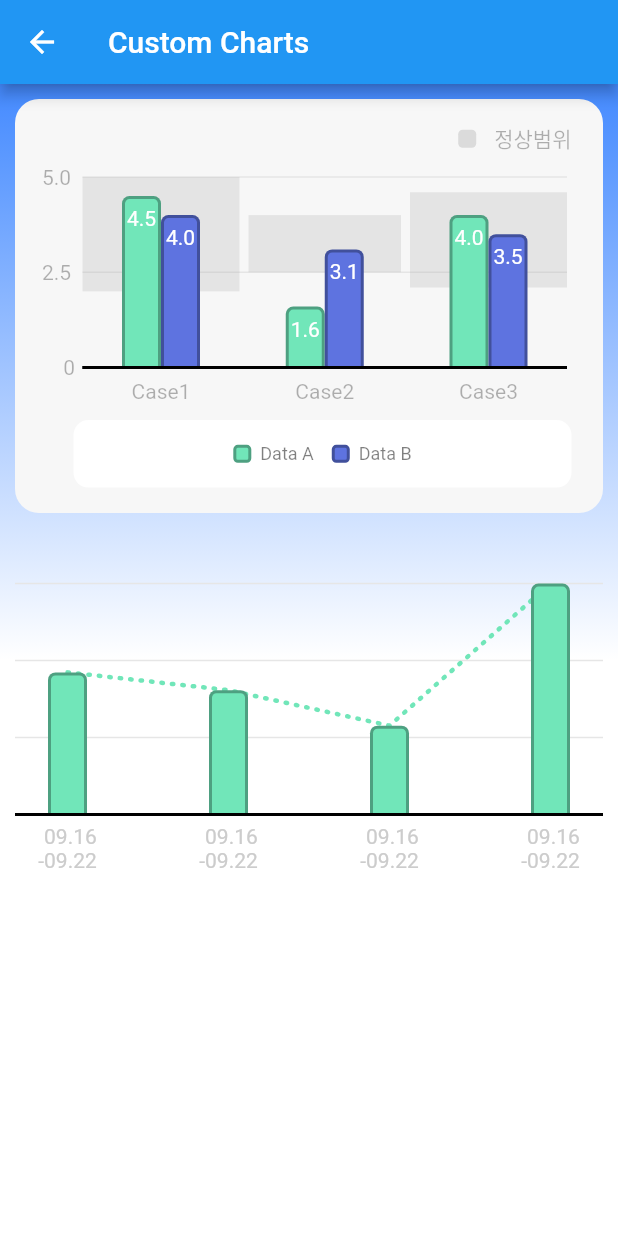
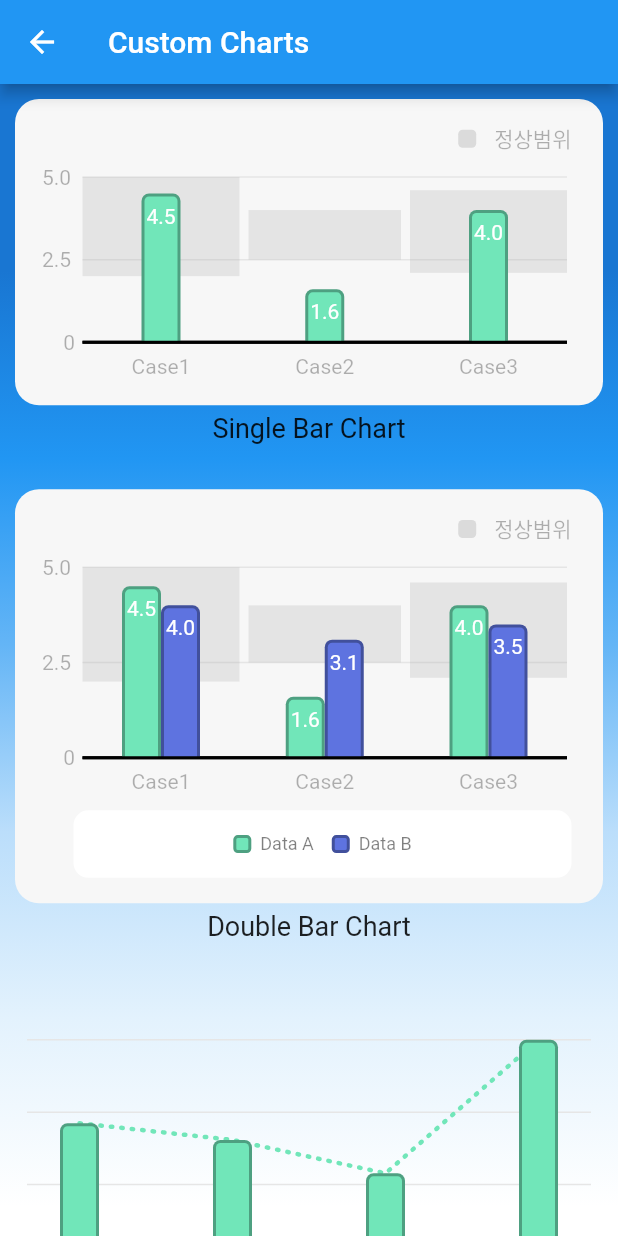
Before and after one commit to WoogearKwon/flutter-note, a Flutter app: the CustomChartScreen screen opened by its route, on a phone screen of 412 x 824 dp. Run offline on Flutter 3.47's test engine with Material 2 defaults, Android fonts, the phone set to English and light mode, and no system bars; our stand-ins replace dio, fluro, get_it, logger, pretty_dio_logger; missing offline and left inert: dart:ffi; generated files the repository leaves out were written again.

Commit message:
[UPDATE] 차트 스크린 디테일 추가

```diff
--- a/lib/presentation/screen/chart/components/double_bar_charts.dart
+++ b/lib/presentation/screen/chart/components/double_bar_charts.dart
@@ -53,7 +53,9 @@ class DoubleBarChartView extends StatelessWidget {
           right: 21,
         ),
         decoration: BoxDecoration(
-            color: Palette.grey01Bg, borderRadius: BorderRadius.circular(16)),
+          color: Palette.grey01Bg,
+          borderRadius: BorderRadius.circular(16),
+        ),
         child: Column(
           children: [
             const _NormalRangeIndicator(),
--- a/lib/presentation/screen/chart/components/lined_bar_chart.dart
+++ b/lib/presentation/screen/chart/components/lined_bar_chart.dart
@@ -79,6 +79,8 @@ class _LinedBarChartViewState extends State<LinedBarChartView> {
   Widget build(BuildContext context) {
     return AspectRatio(
       aspectRatio: defaultAspectRatio,
+      child: Container(
+        color: Palette.transparent,
         child: CustomPaint(
           painter: _ChartPainter(
               chartData: widget.chartData,
@@ -93,6 +95,7 @@ class _LinedBarChartViewState extends State<LinedBarChartView> {
                 setState(() {});
               },
               alertPredicate: widget.alertPredicate),
+        ),
       ),
     );
   }
--- a/lib/presentation/screen/chart/custom_chart.dart
+++ b/lib/presentation/screen/chart/custom_chart.dart
@@ -1,5 +1,4 @@
 import 'package:flutter/material.dart';
-
 import 'package:flutter_note/exports.dart';
 
 export 'components/double_bar_charts.dart';
@@ -15,24 +14,35 @@ class CustomChartScreen extends StatelessWidget {
         title: const Text('Custom Charts'),
       ),
       body: SafeArea(
+        child: SingleChildScrollView(
           child: Container(
-          decoration: const BoxDecoration(
+            decoration: BoxDecoration(
               gradient: LinearGradient(
                 begin: Alignment.topCenter,
                 end: Alignment.bottomCenter,
                 colors: [
-                Colors.blueAccent,
+                  Colors.blue.shade700,
+                  Colors.blue.shade700,
+                  Colors.blue.shade500,
+                  Colors.blue.shade300,
+                  Colors.blue.shade100,
+                  Colors.blue.shade50,
                   Colors.white,
                   Colors.white,
-              ])),
+                ],
+              ),
+            ),
             child: Container(
               margin: const EdgeInsets.all(10),
               child: Column(
                 children: [
+                  _singleBarChart(),
+                  const SizedBox(height: 30),
                   _doubleBarChart(),
-                const SizedBox(height: 20),
+                  const SizedBox(height: 30),
                   _linedBarChart(),
                 ],
+              ),
             ),
           ),
         ),
@@ -40,24 +50,82 @@ class CustomChartScreen extends StatelessWidget {
     );
   }
 
+  Widget _singleBarChart() {
+    return Column(
+      children: [
+        SizedBox(
+          width: double.infinity,
+          child: DoubleBarChartView(
+            chartData: DoubleBarChartData(items: _singleBarChartData),
+          ),
+        ),
+        const SizedBox(height: 5),
+        const Text(
+          'Single Bar Chart',
+          style: TextStyle(fontSize: 18),
+        ),
+      ],
+    );
+  }
+
   Widget _doubleBarChart() {
-    return SizedBox(
+    return Column(
+      children: [
+        SizedBox(
           width: double.infinity,
           child: DoubleBarChartView(
             chartData: DoubleBarChartData(items: _doubleBarChartData),
           ),
+        ),
+        const SizedBox(height: 5),
+        const Text(
+          'Double Bar Chart',
+          style: TextStyle(fontSize: 18),
+        ),
+      ],
     );
   }
 
   Widget _linedBarChart() {
-    return SizedBox(
+    return Column(
+      children: [
+        Container(
+          padding: const EdgeInsets.all(8),
           width: double.infinity,
           child: LinedBarChartView(
             chartData: LinedBarChartData(items: _chartData),
           ),
+        ),
+        const SizedBox(height: 5),
+        const Text(
+          'Lined Bar Chart',
+          style: TextStyle(fontSize: 18),
+        ),
+      ],
     );
   }
 }
+
+final _singleBarChartData = [
+  DiagnosisChartData(
+    category: 'Case1',
+    earlyValue: 4.5,
+    normalRangeHigh: 5.0,
+    normalRangeLow: 2.0,
+  ),
+  DiagnosisChartData(
+    category: 'Case2',
+    earlyValue: 1.6,
+    normalRangeHigh: 4.0,
+    normalRangeLow: 2.5,
+  ),
+  DiagnosisChartData(
+    category: 'Case3',
+    earlyValue: 4.0,
+    normalRangeHigh: 4.6,
+    normalRangeLow: 2.1,
+  ),
+];
 
 final _doubleBarChartData = [
   DiagnosisChartData(
```
Lines whose indentation alone changed are shown as unchanged.
